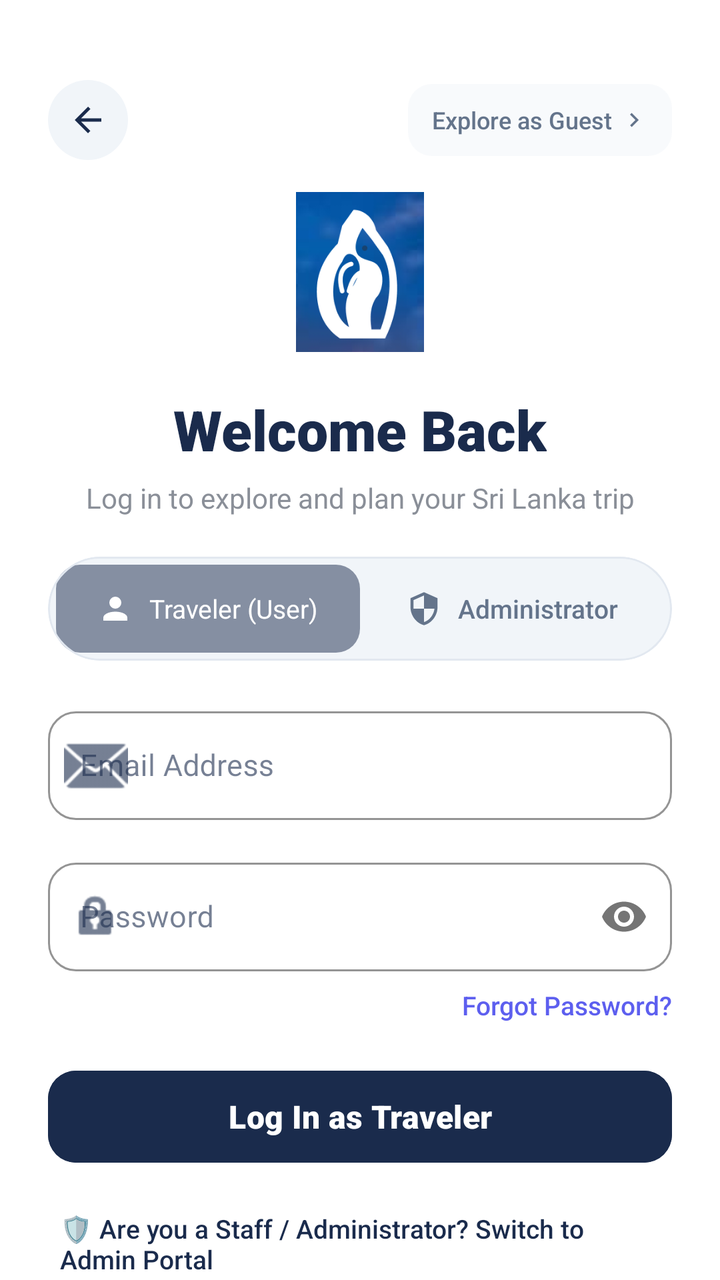
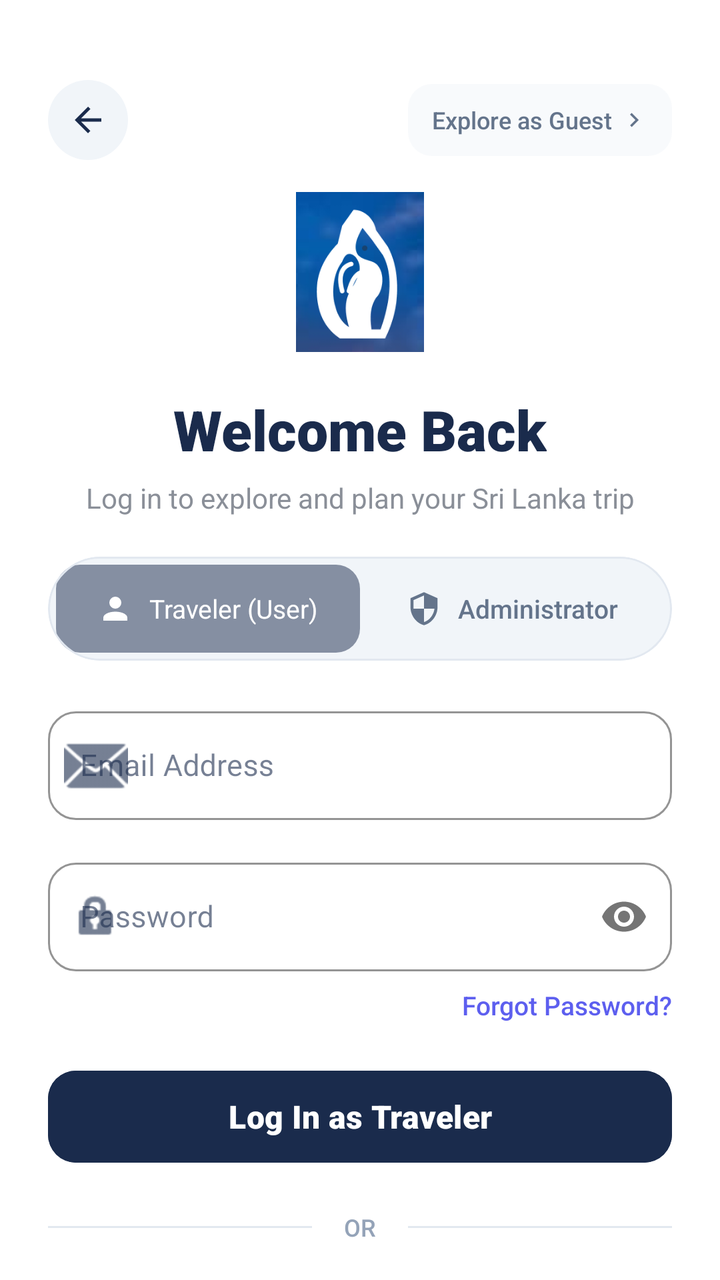

Screens rendered from an Android XML layout before and after an edit, with the pre-edit source and the edit as a unified diff.
<!-- AndroidManifest.xml: application theme Theme.LankaGo -->
<!-- res/layout/fragment_login.xml -->
<?xml version="1.0" encoding="utf-8"?>
<androidx.constraintlayout.widget.ConstraintLayout
    xmlns:android="http://schemas.android.com/apk/res/android"
    xmlns:app="http://schemas.android.com/apk/res-auto"
    xmlns:tools="http://schemas.android.com/tools"
    android:layout_width="match_parent"
    android:layout_height="match_parent"
    android:background="#FFFFFF">

    <ScrollView
        android:layout_width="match_parent"
        android:layout_height="match_parent"
        android:fillViewport="true"
        android:scrollbars="none">

        <androidx.constraintlayout.widget.ConstraintLayout
            android:layout_width="match_parent"
            android:layout_height="wrap_content"
            android:paddingHorizontal="24dp"
            android:paddingVertical="40dp">

            
            <ImageView
                android:id="@+id/btn_back_login"
                android:layout_width="40dp"
                android:layout_height="40dp"
                android:background="@drawable/bg_white_circle"
                android:backgroundTint="#F1F5F9"
                android:padding="10dp"
                android:src="@drawable/ic_arrow_back"
                android:contentDescription="Back"
                app:tint="#1A2B4C"
                app:layout_constraintStart_toStartOf="parent"
                app:layout_constraintTop_toTopOf="parent" />

            <LinearLayout
                android:id="@+id/btn_skip_login"
                android:layout_width="wrap_content"
                android:layout_height="36dp"
                android:background="@drawable/bg_pill"
                android:backgroundTint="#F1F5F9"
                android:clickable="true"
                android:focusable="true"
                android:gravity="center_vertical"
                android:orientation="horizontal"
                android:paddingHorizontal="12dp"
                app:layout_constraintBottom_toBottomOf="@id/btn_back_login"
                app:layout_constraintEnd_toEndOf="parent"
                app:layout_constraintTop_toTopOf="@id/btn_back_login">

                <TextView
                    android:layout_width="wrap_content"
                    android:layout_height="wrap_content"
                    android:fontFamily="sans-serif-medium"
                    android:text="Explore as Guest"
                    android:textColor="#64748B"
                    android:textSize="12sp" />

                <ImageView
                    android:layout_width="14dp"
                    android:layout_height="14dp"
                    android:layout_marginStart="4dp"
                    android:src="@drawable/ic_chevron_right"
                    app:tint="#64748B" />
            </LinearLayout>

            
            <ImageView
                android:id="@+id/img_logo"
                android:layout_width="80dp"
                android:layout_height="80dp"
                android:layout_marginTop="16dp"
                android:src="@drawable/logo"
                android:contentDescription="LankaGo Logo"
                app:layout_constraintEnd_toEndOf="parent"
                app:layout_constraintStart_toStartOf="parent"
                app:layout_constraintTop_toBottomOf="@id/btn_back_login" />

            
            <TextView
                android:id="@+id/tv_title"
                android:layout_width="wrap_content"
                android:layout_height="wrap_content"
                android:layout_marginTop="20dp"
                android:fontFamily="sans-serif-black"
                android:text="Welcome Back"
                android:textColor="#1A2B4C"
                android:textSize="28sp"
                app:layout_constraintEnd_toEndOf="parent"
                app:layout_constraintStart_toStartOf="parent"
                app:layout_constraintTop_toBottomOf="@id/img_logo" />

            <TextView
                android:id="@+id/tv_subtitle"
                android:layout_width="wrap_content"
                android:layout_height="wrap_content"
                android:layout_marginTop="6dp"
                android:fontFamily="sans-serif"
                android:text="Log in to explore and plan your Sri Lanka trip"
                android:textColor="#8A8F98"
                android:textSize="14sp"
                app:layout_constraintEnd_toEndOf="parent"
                app:layout_constraintStart_toStartOf="parent"
                app:layout_constraintTop_toBottomOf="@id/tv_title" />

            
            <com.google.android.material.card.MaterialCardView
                android:id="@+id/layout_role_selector"
                android:layout_width="0dp"
                android:layout_height="52dp"
                android:layout_marginTop="20dp"
                app:cardCornerRadius="26dp"
                app:cardElevation="0dp"
                app:strokeWidth="1dp"
                app:strokeColor="#E2E8F0"
                app:cardBackgroundColor="#F1F5F9"
                app:layout_constraintEnd_toEndOf="parent"
                app:layout_constraintStart_toStartOf="parent"
                app:layout_constraintTop_toBottomOf="@id/tv_subtitle">

                <LinearLayout
                    android:layout_width="match_parent"
                    android:layout_height="match_parent"
                    android:orientation="horizontal"
                    android:padding="4dp">

                    
                    <LinearLayout
                        android:id="@+id/btn_role_user"
                        android:layout_width="0dp"
                        android:layout_height="match_parent"
                        android:layout_weight="1"
                        android:background="@drawable/bg_pill"
                        android:backgroundTint="#1A2B4C"
                        android:gravity="center"
                        android:clickable="true"
                        android:focusable="true"
                        android:orientation="horizontal">

                        <ImageView
                            android:id="@+id/iv_role_user_icon"
                            android:layout_width="18dp"
                            android:layout_height="18dp"
                            android:src="@drawable/ic_nav_profile"
                            app:tint="#FFFFFF" />

                        <TextView
                            android:id="@+id/tv_role_user_text"
                            android:layout_width="wrap_content"
                            android:layout_height="wrap_content"
                            android:layout_marginStart="8dp"
                            android:fontFamily="sans-serif-bold"
                            android:text="Traveler (User)"
                            android:textColor="#FFFFFF"
                            android:textSize="13sp" />
                    </LinearLayout>

                    
                    <LinearLayout
                        android:id="@+id/btn_role_admin"
                        android:layout_width="0dp"
                        android:layout_height="match_parent"
                        android:layout_weight="1"
                        android:background="@android:color/transparent"
                        android:gravity="center"
                        android:clickable="true"
                        android:focusable="true"
                        android:orientation="horizontal">

                        <ImageView
                            android:id="@+id/iv_role_admin_icon"
                            android:layout_width="18dp"
                            android:layout_height="18dp"
                            android:src="@drawable/ic_shield"
                            app:tint="#64748B" />

                        <TextView
                            android:id="@+id/tv_role_admin_text"
                            android:layout_width="wrap_content"
                            android:layout_height="wrap_content"
                            android:layout_marginStart="8dp"
                            android:fontFamily="sans-serif-medium"
                            android:text="Administrator"
                            android:textColor="#64748B"
                            android:textSize="13sp" />
                    </LinearLayout>

                </LinearLayout>
            </com.google.android.material.card.MaterialCardView>

            
            <com.google.android.material.textfield.TextInputLayout
                android:id="@+id/til_email"
                style="@style/Widget.MaterialComponents.TextInputLayout.OutlinedBox"
                android:layout_width="0dp"
                android:layout_height="wrap_content"
                android:layout_marginTop="20dp"
                android:hint="Email Address"
                app:boxCornerRadiusBottomEnd="14dp"
                app:boxCornerRadiusBottomStart="14dp"
                app:boxCornerRadiusTopEnd="14dp"
                app:boxCornerRadiusTopStart="14dp"
                app:boxStrokeColor="#1A2B4C"
                app:startIconDrawable="@android:drawable/ic_dialog_email"
                app:layout_constraintEnd_toEndOf="parent"
                app:layout_constraintStart_toStartOf="parent"
                app:layout_constraintTop_toBottomOf="@id/layout_role_selector">

                <com.google.android.material.textfield.TextInputEditText
                    android:id="@+id/et_email"
                    android:layout_width="match_parent"
                    android:layout_height="wrap_content"
                    android:inputType="textEmailAddress"
                    android:textColor="#1A2B4C"
                    android:textSize="15sp" />
            </com.google.android.material.textfield.TextInputLayout>

            
            <com.google.android.material.textfield.TextInputLayout
                android:id="@+id/til_password"
                style="@style/Widget.MaterialComponents.TextInputLayout.OutlinedBox"
                android:layout_width="0dp"
                android:layout_height="wrap_content"
                android:layout_marginTop="16dp"
                android:hint="Password"
                app:boxCornerRadiusBottomEnd="14dp"
                app:boxCornerRadiusBottomStart="14dp"
                app:boxCornerRadiusTopEnd="14dp"
                app:boxCornerRadiusTopStart="14dp"
                app:boxStrokeColor="#1A2B4C"
                app:passwordToggleEnabled="true"
                app:startIconDrawable="@android:drawable/ic_lock_idle_lock"
                app:layout_constraintEnd_toEndOf="parent"
                app:layout_constraintStart_toStartOf="parent"
                app:layout_constraintTop_toBottomOf="@id/til_email">

                <com.google.android.material.textfield.TextInputEditText
                    android:id="@+id/et_password"
                    android:layout_width="match_parent"
                    android:layout_height="wrap_content"
                    android:inputType="textPassword"
                    android:textColor="#1A2B4C"
                    android:textSize="15sp" />
            </com.google.android.material.textfield.TextInputLayout>

            
            <TextView
                android:id="@+id/tv_forgot_password"
                android:layout_width="wrap_content"
                android:layout_height="wrap_content"
                android:layout_marginTop="8dp"
                android:fontFamily="sans-serif-medium"
                android:text="Forgot Password?"
                android:textColor="#5D5FEF"
                android:textSize="13sp"
                app:layout_constraintEnd_toEndOf="parent"
                app:layout_constraintTop_toBottomOf="@id/til_password" />

            
            <com.google.android.material.button.MaterialButton
                android:id="@+id/btn_login"
                android:layout_width="0dp"
                android:layout_height="54dp"
                android:layout_marginTop="20dp"
                android:backgroundTint="#1A2B4C"
                android:fontFamily="sans-serif-black"
                android:text="Log In as Traveler"
                android:textAllCaps="false"
                android:textColor="#FFFFFF"
                android:textSize="16sp"
                app:cornerRadius="14dp"
                app:layout_constraintEnd_toEndOf="parent"
                app:layout_constraintStart_toStartOf="parent"
                app:layout_constraintTop_toBottomOf="@id/tv_forgot_password" />

            
            <ProgressBar
                android:id="@+id/pb_login_loading"
                android:layout_width="32dp"
                android:layout_height="32dp"
                android:layout_marginTop="16dp"
                android:indeterminateTint="#5D5FEF"
                android:visibility="gone"
                app:layout_constraintEnd_toEndOf="parent"
                app:layout_constraintStart_toStartOf="parent"
                app:layout_constraintTop_toBottomOf="@id/btn_login" />

            
            <TextView
                android:id="@+id/tv_switch_to_admin"
                android:layout_width="wrap_content"
                android:layout_height="wrap_content"
                android:layout_marginTop="14dp"
                android:fontFamily="sans-serif-medium"
                android:padding="6dp"
                android:text="🛡️ Are you a Staff / Administrator? Switch to Admin Portal"
                android:textColor="#1A2B4C"
                android:textSize="13sp"
                app:layout_constraintEnd_toEndOf="parent"
                app:layout_constraintStart_toStartOf="parent"
                app:layout_constraintTop_toBottomOf="@id/pb_login_loading" />

            
            <LinearLayout
                android:id="@+id/layout_register_footer"
                android:layout_width="wrap_content"
                android:layout_height="wrap_content"
                android:layout_marginTop="20dp"
                android:orientation="horizontal"
                app:layout_constraintBottom_toBottomOf="parent"
                app:layout_constraintEnd_toEndOf="parent"
                app:layout_constraintStart_toStartOf="parent"
                app:layout_constraintTop_toBottomOf="@id/tv_switch_to_admin"
                app:layout_constraintVertical_bias="1.0">

                <TextView
                    android:layout_width="wrap_content"
                    android:layout_height="wrap_content"
                    android:text="Don't have an account? "
                    android:textColor="#64748B"
                    android:textSize="14sp" />

                <TextView
                    android:id="@+id/tv_register_link"
                    android:layout_width="wrap_content"
                    android:layout_height="wrap_content"
                    android:fontFamily="sans-serif-black"
                    android:text="Sign Up"
                    android:textColor="#5D5FEF"
                    android:textSize="14sp" />
            </LinearLayout>

        </androidx.constraintlayout.widget.ConstraintLayout>
    </ScrollView>

</androidx.constraintlayout.widget.ConstraintLayout>
<!-- resources referenced by this layout -->
<resources>
  <!-- drawable bg_pill (drawable) -->
  <?xml version="1.0" encoding="utf-8"?>
  <shape xmlns:android="http://schemas.android.com/apk/res/android"
      android:shape="rectangle">
      <solid android:color="#80000000"/>
      <corners android:radius="12dp"/>
  </shape>
  <!-- drawable bg_white_circle (drawable) -->
  <?xml version="1.0" encoding="utf-8"?>
  <shape xmlns:android="http://schemas.android.com/apk/res/android"
      android:shape="oval">
      <solid android:color="#FFFFFF"/>
  </shape>
  <!-- drawable ic_arrow_back (drawable) -->
  <vector xmlns:android="http://schemas.android.com/apk/res/android"
      android:width="24dp"
      android:height="24dp"
      android:viewportWidth="24.0"
      android:viewportHeight="24.0">
      <path
          android:fillColor="#1A2B4C"
          android:pathData="M20,11H7.83l5.59-5.59L12,4l-8,8 8,8 1.41-1.41L7.83,13H20v-2z"/>
  </vector>
  <!-- drawable ic_chevron_right (drawable) -->
  <vector xmlns:android="http://schemas.android.com/apk/res/android"
      android:width="24dp"
      android:height="24dp"
      android:viewportWidth="24"
      android:viewportHeight="24">
      <path
          android:fillColor="#1A2B4C"
          android:pathData="M10,6L8.59,7.41 13.17,12l-4.58,4.59L10,18l6,-6z"/>
  </vector>
  <style name="Theme.LankaGo" parent="Base.Theme.LankaGo" />
  <color name="primary">#1A2B4C</color>
  <color name="on_primary">#FFFFFF</color>
  <color name="primary_container">#E6EEF8</color>
  <color name="on_primary_container">#0D192E</color>
  <color name="secondary">#F59E0B</color>
  <color name="on_secondary">#FFFFFF</color>
  <color name="secondary_container">#FEF3C7</color>
  <color name="on_secondary_container">#78350F</color>
  <color name="background_primary">#F8F9FA</color>
  <color name="surface_card">#FFFFFF</color>
  <color name="text_primary">#1A2B4C</color>
  <color name="surface_variant">#F1F5F9</color>
  <color name="text_secondary">#64748B</color>
  <color name="border">#E2E8F0</color>
  <style name="Widget.LankaGo.Button" parent="Widget.Material3.Button">
          <item name="backgroundTint">@color/primary</item>
          <item name="android:textColor">@color/on_primary</item>
          <item name="cornerRadius">12dp</item>
      </style>
  <style name="Widget.LankaGo.FloatingActionButton" parent="Widget.Material3.FloatingActionButton.Primary">
          <item name="backgroundTint">@color/secondary</item>
          <item name="tint">@color/on_secondary</item>
      </style>
  <style name="Widget.LankaGo.ActiveIndicator" parent="Widget.Material3.BottomNavigationView.ActiveIndicator">
          <item name="android:color">@color/primary_container</item>
      </style>
  <!-- unchanged entries left out for length: 5 -->
</resources>

<!-- the commit's change to res/layout/fragment_login.xml (unified diff, before → after) -->
@@ -274,6 +274,65 @@
                 app:layout_constraintTop_toBottomOf="@id/tv_forgot_password" />
 
             
+            <LinearLayout
+                android:id="@+id/layout_divider_google"
+                android:layout_width="0dp"
+                android:layout_height="wrap_content"
+                android:layout_marginTop="20dp"
+                android:gravity="center_vertical"
+                android:orientation="horizontal"
+                app:layout_constraintEnd_toEndOf="parent"
+                app:layout_constraintStart_toStartOf="parent"
+                app:layout_constraintTop_toBottomOf="@id/btn_login">
+
+                <View
+                    android:layout_width="0dp"
+                    android:layout_height="1dp"
+                    android:layout_weight="1"
+                    android:background="#E2E8F0" />
+
+                <TextView
+                    android:layout_width="wrap_content"
+                    android:layout_height="wrap_content"
+                    android:paddingHorizontal="16dp"
+                    android:fontFamily="sans-serif-medium"
+                    android:text="OR"
+                    android:textColor="#94A3B8"
+                    android:textSize="12sp" />
+
+                <View
+                    android:layout_width="0dp"
+                    android:layout_height="1dp"
+                    android:layout_weight="1"
+                    android:background="#E2E8F0" />
+            </LinearLayout>
+
+            
+            <com.google.android.material.button.MaterialButton
+                android:id="@+id/btn_google_sign_in"
+                style="@style/Widget.MaterialComponents.Button.OutlinedButton"
+                android:layout_width="0dp"
+                android:layout_height="54dp"
+                android:layout_marginTop="16dp"
+                android:backgroundTint="#FFFFFF"
+                android:fontFamily="sans-serif-bold"
+                android:text="Continue with Google"
+                android:textAllCaps="false"
+                android:textColor="#1A2B4C"
+                android:textSize="15sp"
+                app:cornerRadius="14dp"
+                app:icon="@drawable/ic_google"
+                app:iconGravity="textStart"
+                app:iconPadding="12dp"
+                app:iconSize="20dp"
+                app:iconTint="@null"
+                app:strokeColor="#CBD5E1"
+                app:strokeWidth="1.5dp"
+                app:layout_constraintEnd_toEndOf="parent"
+                app:layout_constraintStart_toStartOf="parent"
+                app:layout_constraintTop_toBottomOf="@id/layout_divider_google" />
+
+            
             <ProgressBar
                 android:id="@+id/pb_login_loading"
                 android:layout_width="32dp"
@@ -283,7 +342,7 @@
                 android:visibility="gone"
                 app:layout_constraintEnd_toEndOf="parent"
                 app:layout_constraintStart_toStartOf="parent"
-                app:layout_constraintTop_toBottomOf="@id/btn_login" />
+                app:layout_constraintTop_toBottomOf="@id/btn_google_sign_in" />
 
             
             <TextView
<!-- resource entries referenced after the edit -->
@@ -33,6 +33,26 @@
           android:fillColor="#1A2B4C"
           android:pathData="M10,6L8.59,7.41 13.17,12l-4.58,4.59L10,18l6,-6z"/>
   </vector>
+  <!-- drawable ic_google (drawable) -->
+  <?xml version="1.0" encoding="utf-8"?>
+  <vector xmlns:android="http://schemas.android.com/apk/res/android"
+      android:width="24dp"
+      android:height="24dp"
+      android:viewportWidth="24"
+      android:viewportHeight="24">
+      <path
+          android:fillColor="#4285F4"
+          android:pathData="M23.745,12.27c0,-0.74 -0.065,-1.45 -0.18,-2.13H12v4.51h6.6c-0.29,1.52 -1.14,2.82 -2.4,3.68v3.05h3.88c2.27,-2.09 3.665,-5.17 3.665,-9.11z" />
+      <path
+          android:fillColor="#34A853"
+          android:pathData="M12,24c3.24,0 5.95,-1.08 7.93,-2.91l-3.88,-3.05c-1.08,0.72 -2.45,1.16 -4.05,1.16 -3.12,0 -5.77,-2.1 -6.72,-4.93H1.24v3.15C3.26,21.36 7.33,24 12,24z" />
+      <path
+          android:fillColor="#FBBC05"
+          android:pathData="M5.28,14.27c-0.25,-0.72 -0.38,-1.49 -0.38,-2.27s0.14,-1.55 0.38,-2.27V6.58H1.24C0.45,8.14 0,9.9 0,12s0.45,3.86 1.24,5.42l4.04,-3.15z" />
+      <path
+          android:fillColor="#EA4335"
+          android:pathData="M12,4.75c1.77,0 3.35,0.61 4.6,1.8l3.42,-3.42C17.95,1.19 15.24,0 12,0 7.33,0 3.26,2.64 1.24,6.58l4.04,3.15c0.95,-2.83 3.6,-4.98 6.72,-4.98z" />
+  </vector>
   <style name="Theme.LankaGo" parent="Base.Theme.LankaGo" />
   <color name="primary">#1A2B4C</color>
   <color name="on_primary">#FFFFFF</color>
